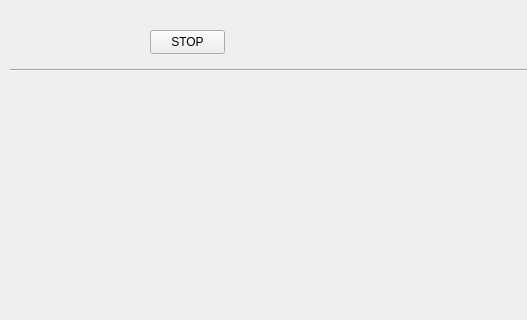
Old version of the form Wifi_Bot/mainwindow.ui in the repository tom-rh/wifibot-esirem; both pictures show x 0 to 527 and y 0 to 320 of the 800 by 600 pixel window.
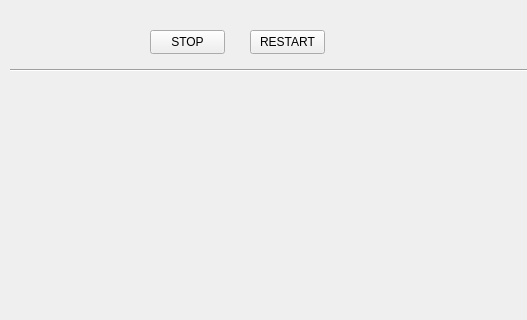
New version of the form. Icons and pictures are not drawn.

Commit message: WIFIBOT-10 add btn restart and new fix stop

What changed in the file:
```diff
--- a/Wifi_Bot/mainwindow.ui
+++ b/Wifi_Bot/mainwindow.ui
@@ -145,6 +145,19 @@
      <string>STOP</string>
     </property>
    </widget>
+   <widget class="QPushButton" name="btnRestart">
+    <property name="geometry">
+     <rect>
+      <x>250</x>
+      <y>30</y>
+      <width>75</width>
+      <height>24</height>
+     </rect>
+    </property>
+    <property name="text">
+     <string>RESTART</string>
+    </property>
+   </widget>
   </widget>
   <widget class="QMenuBar" name="menubar">
    <property name="geometry">
```
Left out of the diff: 2 changed lines with no effect on the pictures. The commit also changes 3 other files.
